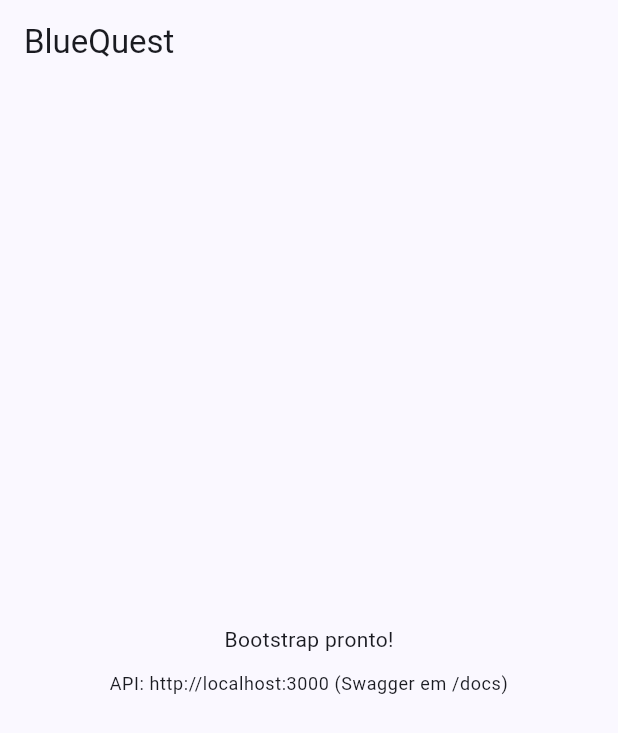
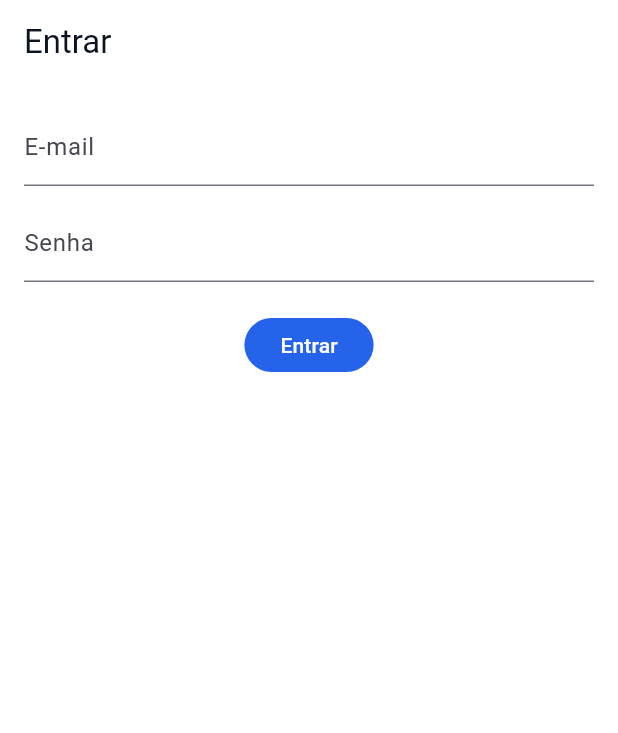
Before and after one commit to ccaio-oliveira/bluequest_app, a Flutter app: the screen it shows after launch, on a phone screen of 412 x 824 dp. Shown: the top 733 px of the screen. Run offline on Flutter 3.47's test engine with Material 3 defaults, Android fonts, the light colour scheme and no system bars; our stand-ins replace dio, equatable, flutter_riverpod, go_router.

Commit message:
feat: add auth logic and login page

```diff
--- /dev/null
+++ b/lib/app.dart
@@ -0,0 +1,20 @@
+import 'package:bluequest_app/core/theme/app_theme.dart';
+import 'package:bluequest_app/routes/app_router.dart';
+import 'package:flutter/cupertino.dart';
+import 'package:flutter/material.dart';
+import 'package:flutter_riverpod/flutter_riverpod.dart';
+
+class BlueQuestApp extends StatelessWidget {
+  const BlueQuestApp({super.key});
+
+  @override
+  Widget build(BuildContext context) {
+    return ProviderScope(
+      child: MaterialApp.router(
+        title: 'BlueQuest',
+        theme: AppTheme.light(),
+        routerConfig: appRouter,
+      ),
+    );
+  }
+}
--- /dev/null
+++ b/lib/features/auth/presentation/login_page.dart
@@ -0,0 +1,76 @@
+import 'package:bluequest_app/features/auth/presentation/providers.dart';
+import 'package:flutter/cupertino.dart';
+import 'package:flutter/material.dart';
+import 'package:flutter_riverpod/flutter_riverpod.dart';
+
+class LoginPage extends ConsumerStatefulWidget {
+  const LoginPage({super.key});
+
+  @override
+  ConsumerState<LoginPage> createState() => _LoginPageState();
+}
+
+class _LoginPageState extends ConsumerState<LoginPage> {
+  final _form = GlobalKey<FormState>();
+  final _email = TextEditingController();
+  final _pwd = TextEditingController();
+  bool _loading = false;
+
+  @override
+  Widget build(BuildContext context) {
+    return Scaffold(
+      appBar: AppBar(title: const Text('Entrar')),
+      body: Padding(
+        padding: const EdgeInsets.all(16),
+        child: Form(
+          key: _form,
+          child: Column(
+            children: [
+              TextFormField(
+                controller: _email,
+                decoration: const InputDecoration(labelText: 'E-mail'),
+              ),
+              const SizedBox(height: 12),
+              TextFormField(
+                controller: _pwd,
+                decoration: const InputDecoration(labelText: 'Senha'),
+                obscureText: true,
+              ),
+              const SizedBox(height: 20),
+              FilledButton(
+                onPressed: _loading
+                    ? null
+                    : () async {
+                        setState(() {
+                          _loading = true;
+                        });
+
+                        final (user, token) = await ref.read(
+                          loginUseCaseProvider,
+                        )(_email.text, _pwd.text);
+
+                        ref.read(accessTokenProvider.notifier).state = token;
+                        ref.read(apiClientProvider).accessToken = token;
+
+                        if (mounted)
+                          ScaffoldMessenger.of(context).showSnackBar(
+                            SnackBar(
+                              content: Text('Bem-vindo, ${user.displayName}!'),
+                            ),
+                          );
+
+                        setState(() {
+                          _loading = false;
+                        });
+                      },
+                child: _loading
+                    ? const CircularProgressIndicator()
+                    : const Text('Entrar'),
+              ),
+            ],
+          ),
+        ),
+      ),
+    );
+  }
+}
--- /dev/null
+++ b/lib/features/auth/presentation/providers.dart
@@ -0,0 +1,18 @@
+import 'package:bluequest_app/core/http/api_client.dart';
+import 'package:bluequest_app/features/auth/application/login_usecase.dart';
+import 'package:bluequest_app/features/auth/infrastructure/datasource/auth_remote_data_source.dart';
+import 'package:bluequest_app/features/auth/infrastructure/repositories/auth_repository.dart';
+import 'package:flutter_riverpod/flutter_riverpod.dart';
+
+final apiClientProvider = Provider((ref) => ApiClient('http://localhost:3000'));
+final authRemoteProvider = Provider(
+  (ref) => AuthRemoteDataSource(ref.read(apiClientProvider)),
+);
+final authRepoProvider = Provider(
+  (ref) => AuthRepositoryImpl(ref.read(authRemoteProvider)),
+);
+final loginUseCaseProvider = Provider(
+  (ref) => LoginUseCase(ref.read(authRepoProvider)),
+);
+
+final accessTokenProvider = StateProvider<String?>((_) => null);
--- a/lib/main.dart
+++ b/lib/main.dart
@@ -1,44 +1,7 @@
-import 'package:flutter/material.dart';
+import 'package:bluequest_app/app.dart';
+import 'package:flutter/cupertino.dart';
 
-void main() => runApp(const BlueQuestApp());
-
-class BlueQuestApp extends StatelessWidget {
-  const BlueQuestApp({super.key});
-
-  @override
-  Widget build(BuildContext context) {
-    return MaterialApp(
-      title: 'BlueQuest',
-      theme: ThemeData(
-        useMaterial3: true,
-        colorSchemeSeed: const Color(0xFF2563EB),
-      ),
-      home: const _Home(),
-    );
-  }
+void main() {
+  WidgetsFlutterBinding.ensureInitialized();
+  runApp(const BlueQuestApp());
 }
-
-class _Home extends StatelessWidget {
-  const _Home();
-
-  @override
-  Widget build(BuildContext context) {
-    return Scaffold(
-      appBar: AppBar(title: const Text('BlueQuest')),
-      body: Center(
-        child: Column(
-          mainAxisAlignment: MainAxisAlignment.center,
-          children: [
-            const Text('Bootstrap pronto!'),
-            const SizedBox(height: 12),
-            Text(
-              'API: http://localhost:3000 (Swagger em /docs)',
-              textAlign: TextAlign.center,
-              style: Theme.of(context).textTheme.bodySmall,
-            ),
-          ],
-        ),
-      ),
-    );
-  }
-}
--- /dev/null
+++ b/lib/routes/app_router.dart
@@ -0,0 +1,9 @@
+import 'package:bluequest_app/features/auth/presentation/login_page.dart';
+import 'package:go_router/go_router.dart';
+
+final appRouter = GoRouter(
+  routes: [
+    GoRoute(path: '/', builder: (c, s) => const LoginPage()),
+    // GoRoute(path: '/challenges', builder: (c, s) => const ChallengesPage()),
+  ],
+);
```
Also changed, not shown: lib/features/auth/application/login_usecase.dart (added, +11 -0 lines), lib/features/auth/domain/entities/user.dart (added, +18 -0 lines), lib/features/auth/domain/repositories/auth_repository.dart (added, +11 -0 lines), lib/features/auth/infrastructure/datasource/auth_remote_data_source.dart (added, +51 -0 lines), lib/features/auth/infrastructure/repositories/auth_repository.dart (added, +20 -0 lines).
